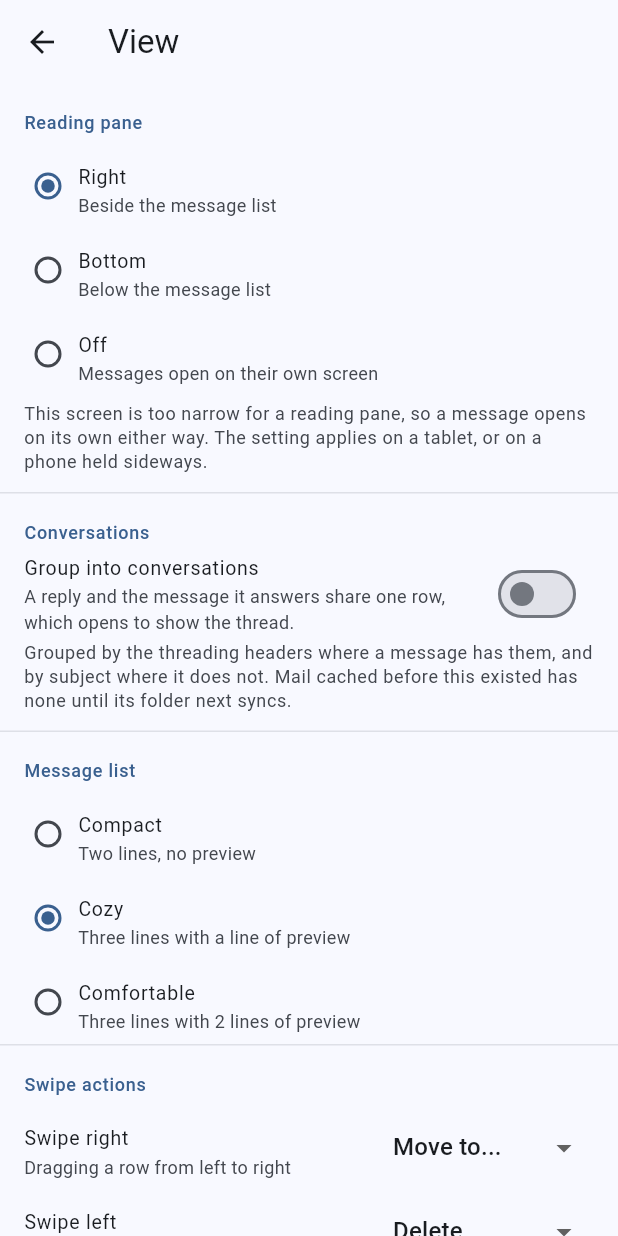
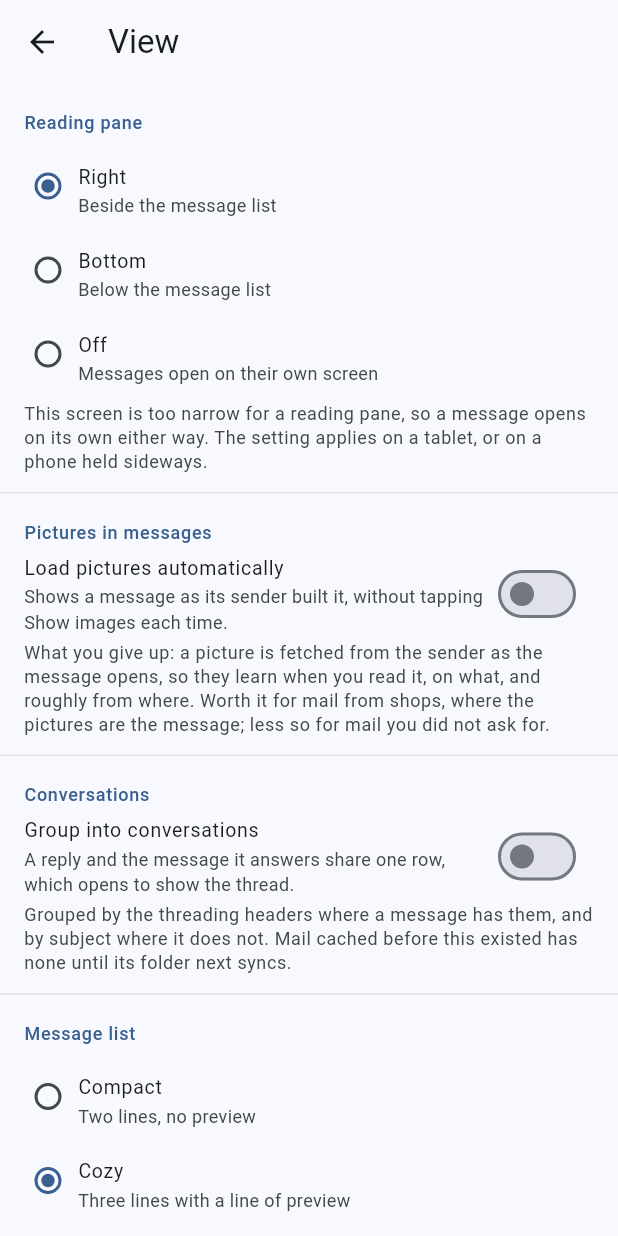
Before and after one commit to rdvir10/MyEmail, a Flutter app: the ViewSettingsScreen screen opened directly, on a phone screen of 412 x 824 dp. Run offline on Flutter 3.47's test engine with Material 3 defaults, Android fonts, the phone set to English and light mode, and no system bars; our stand-ins replace drift, drift_flutter, file_picker, flutter_local_notifications, flutter_riverpod, flutter_secure_storage and 3 more; missing offline and left inert: cryptography, enough_mail, home_widget, webview_flutter_android, workmanager; accounts and stored records are empty; generated files the repository leaves out were written again.

Commit message:
Let wide mail be wide, load pictures if you want, and save a source
The real reason marketing mail was broken: webview_flutter ships with
setUseWideViewPort(false), so the viewport the message is wrapped in
was ignored outright. The page was laid out at the width of the view
and the rest of it ran off the right-hand edge, which no amount of
getting the meta tag right was ever going to fix. Turned on, a message
is laid out at the width it asks for and scaled to fit.

Two things go with it. A setting to load pictures without being asked
each time, off by default and honest in the screen about what it costs
— the sender learns when a message was opened, on what and roughly
where. And "Save source" in the reading pane, which writes the message
out exactly as it arrived, untouched, under a header saying which
message it was: for the times the only way to find out why something
looks wrong is to read what was actually sent.

Co-Authored-By: Claude Opus 5 (1M context) <noreply@anthropic.com>

```diff
--- a/lib/state/display_providers.dart
+++ b/lib/state/display_providers.dart
@@ -34,6 +34,9 @@ class Display extends Notifier<DisplaySettings> {
       state = state.copyWith(density: density);
 
   void setConversations(bool on) => state = state.copyWith(conversations: on);
+
+  void setAlwaysShowImages(bool on) =>
+      state = state.copyWith(alwaysShowImages: on);
 
   void setSwipeRight(SwipeAction action) =>
       state = state.copyWith(swipeRight: action);
--- /dev/null
+++ b/lib/ui/messages/message_source.dart
@@ -0,0 +1,67 @@
+import 'dart:convert';
+import 'dart:typed_data';
+
+import 'package:file_picker/file_picker.dart';
+
+import '../../domain/mail_message.dart';
+
+/// Saving a message exactly as it arrived.
+///
+/// For the times a message does not look right and the only way to find out
+/// why is to read what the sender actually sent. The file is the body
+/// untouched — no images stripped, no wrapper added — under a header saying
+/// which message it was, so it can be opened in a browser or handed to
+/// someone who can read HTML.
+///
+/// Nothing is uploaded anywhere. It writes where the person points it.
+
+/// The file a saved message becomes.
+String messageSourceFile(MailMessage message, MailBody body) {
+  final html = body.html;
+  final header = StringBuffer()
+    ..writeln('<!--')
+    ..writeln('  MyEmail: saved message source')
+    ..writeln('  Subject: ${message.subject}')
+    ..writeln('  From:    ${message.from.email}')
+    ..writeln('  To:      ${message.to.map((a) => a.email).join(', ')}')
+    ..writeln('  Date:    ${message.date.toUtc().toIso8601String()}')
+    ..writeln('  Folder:  ${message.folderId}')
+    ..writeln('-->');
+
+  if (html != null && html.trim().isNotEmpty) return '$header\n$html';
+
+  // A plain-text message still saves as a file that opens, rather than as
+  // something whose extension lies about what is in it.
+  return '$header\n<pre>${_escape(body.text)}</pre>';
+}
+
+String _escape(String text) => text
+    .replaceAll('&', '&amp;')
+    .replaceAll('<', '&lt;')
+    .replaceAll('>', '&gt;');
+
+/// A file name that survives every filesystem, and still says which message
+/// it was when there are twenty of them in a folder.
+String messageSourceFileName(MailMessage message, {DateTime? now}) {
+  final when = message.date.toLocal();
+  final stamp = '${when.year}-${_two(when.month)}-${_two(when.day)}';
+  var name = message.subject.trim().toLowerCase();
+  name = name.replaceAll(RegExp(r'[^a-z0-9]+'), '-');
+  name = name.replaceAll(RegExp(r'^-+|-+$'), '');
+  if (name.length > 40) name = name.substring(0, 40).replaceAll(RegExp(r'-+$'), '');
+  if (name.isEmpty) name = 'message';
+  return '$name-$stamp.html';
+}
+
+String _two(int n) => n.toString().padLeft(2, '0');
+
+/// Put it somewhere the person chooses. True if they did.
+Future<bool> saveMessageSource(MailMessage message, MailBody body) async {
+  final uri = await FilePicker.saveFile(
+    fileName: messageSourceFileName(message),
+    bytes: Uint8List.fromList(utf8.encode(messageSourceFile(message, body))),
+    mimeType: 'text/html',
+    dialogTitle: 'Save the message source',
+  );
+  return uri != null;
+}
--- a/lib/ui/settings/view_settings_screen.dart
+++ b/lib/ui/settings/view_settings_screen.dart
@@ -46,6 +46,24 @@ class ViewSettingsScreen extends ConsumerWidget {
                 : 'A pane on the right needs a wide screen, which in practice '
                     'means a tablet in landscape. On anything narrower, '
                     'choose Bottom to get a pane at all.',
+            theme: theme,
+          ),
+          const Divider(height: 1),
+          const _Heading('Pictures in messages'),
+          SwitchListTile(
+            title: const Text('Load pictures automatically'),
+            subtitle: const Text(
+              'Shows a message as its sender built it, without tapping '
+              'Show images each time.',
+            ),
+            value: display.alwaysShowImages,
+            onChanged: notifier.setAlwaysShowImages,
+          ),
+          _Note(
+            'What you give up: a picture is fetched from the sender as the '
+            'message opens, so they learn when you read it, on what, and '
+            'roughly from where. Worth it for mail from shops, where the '
+            'pictures are the message; less so for mail you did not ask for.',
             theme: theme,
           ),
           const Divider(height: 1),
--- a/pubspec.yaml
+++ b/pubspec.yaml
@@ -50,6 +50,7 @@ dependencies:
   path_provider: ^2.1.6
   cryptography: ^2.9.0
   home_widget: ^0.10.0
+  webview_flutter_android: ^4.14.1
 
 dev_dependencies:
   flutter_test:
```
Also changed, not shown: lib/domain/display_settings.dart (+15 -0 lines), lib/ui/messages/html_body_view.dart (+37 -3 lines), lib/ui/messages/reading_pane.dart (+45 -1 lines), pubspec.lock, 1 other file.
